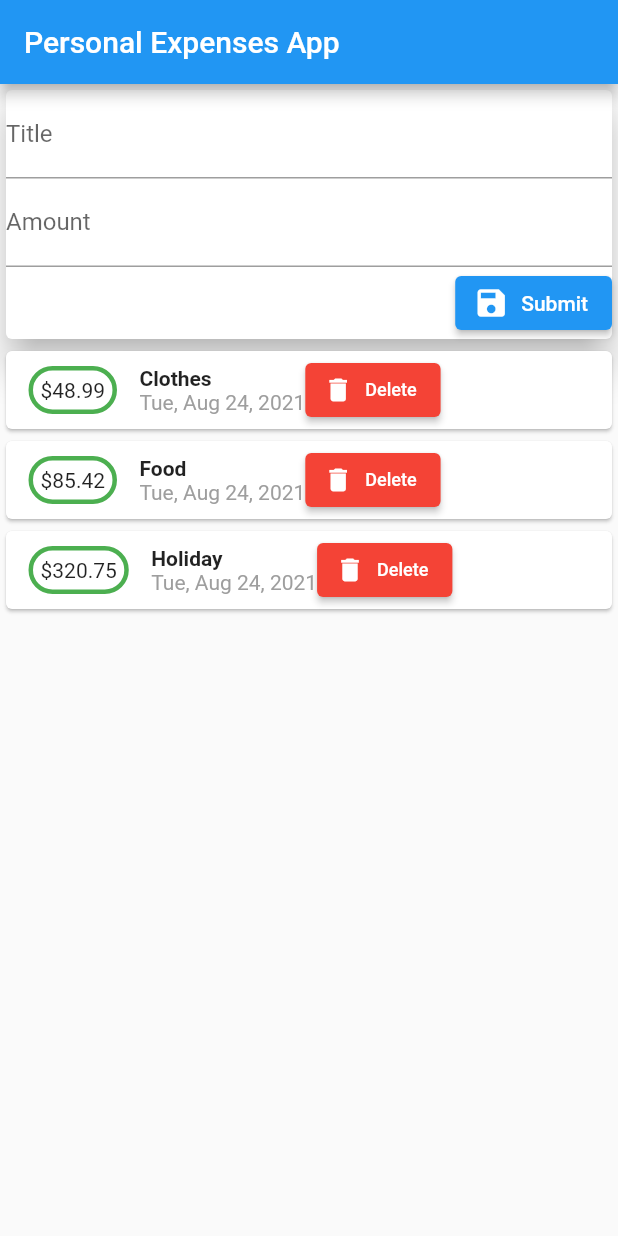
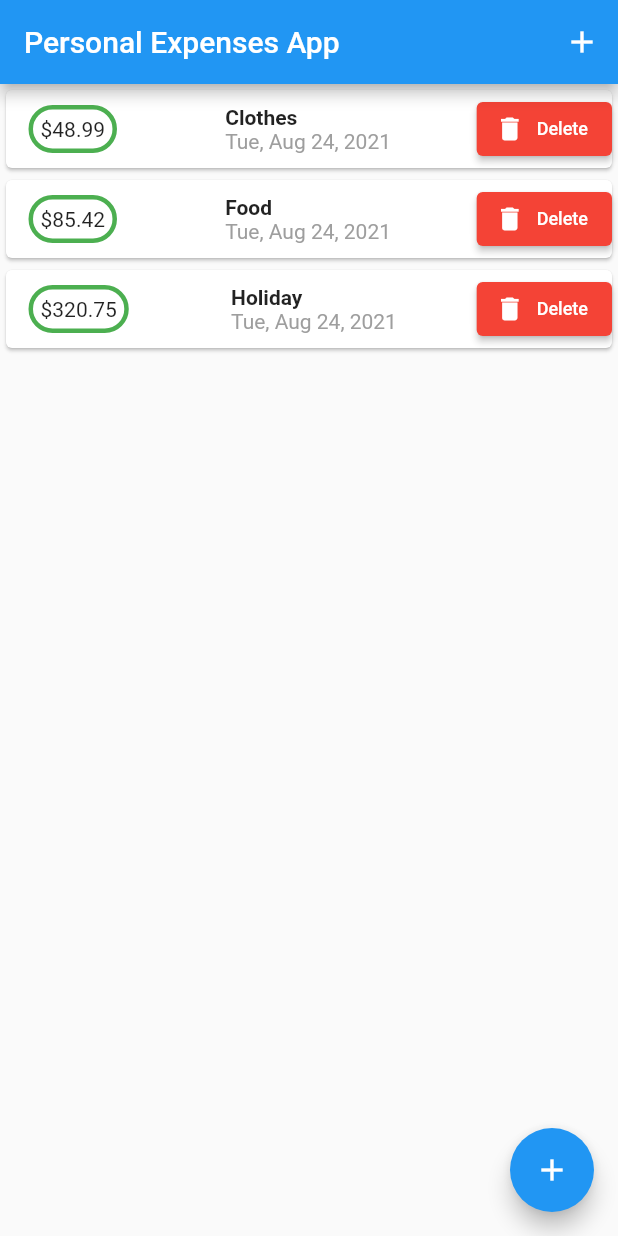
Before and after one commit to ysumut/Personal-Expenses-App, a Flutter app: the screen it shows after launch, on a phone screen of 412 x 824 dp. Run offline on Flutter 3.47's test engine with Material 2 defaults, Android fonts, the phone set to English and light mode, and no system bars.

```diff
--- a/lib/main.dart
+++ b/lib/main.dart
@@ -1,5 +1,8 @@
 import 'package:flutter/material.dart';
+import './models/transaction.dart';
+import './widgets/transaction_form.dart';
 import './widgets/transaction_screen.dart';
+import 'widgets/transaction_list.dart';
 
 void main() {
   runApp(MyApp());
@@ -30,15 +33,58 @@ class MyHomePage extends StatefulWidget {
 }
 
 class _MyHomePageState extends State<MyHomePage> {
+  final List<Transaction> _transactions = [
+    Transaction(id: 1, title: 'Clothes', amount: 48.99),
+    Transaction(id: 2, title: 'Food', amount: 85.42),
+    Transaction(id: 3, title: 'Holiday', amount: 320.75),
+  ];
+
   @override
   Widget build(BuildContext context) {
     return Scaffold(
       appBar: AppBar(
         title: Text(widget.title),
+        actions: [
+          IconButton(
+            icon: Icon(Icons.add),
+            onPressed: () => _openModal(context),
+          ),
+        ],
       ),
       body: SingleChildScrollView(
-        child: TransactionScreen(),
+        child: Column(
+          children: [
+            TransactionList(_transactions, _deleteTx),
+          ],
+        ),
+      ),
+      floatingActionButton: FloatingActionButton(
+        child: Icon(Icons.add),
+        onPressed: () => _openModal(context),
       ),
     );
   }
+
+  void _submitTx(String title, double amount) {
+    setState(() {
+      int id = (_transactions.length == 0) ? 1 : _transactions.last.id + 1;
+
+      _transactions.add(Transaction(id: id, title: title, amount: amount));
+    });
+  }
+
+  void _deleteTx(int id) {
+    setState(() {
+      Transaction t = _transactions.firstWhere((e) => e.id == id);
+      _transactions.remove(t);
+    });
+  }
+
+  void _openModal(BuildContext context) {
+    showModalBottomSheet(
+        context: context,
+        builder: (_) {
+          return new TransactionForm(_submitTx);
+        });
+  }
 }
--- a/lib/widgets/transaction_form.dart
+++ b/lib/widgets/transaction_form.dart
@@ -1,11 +1,17 @@
 import 'package:flutter/material.dart';
 
-class TransactionForm extends StatelessWidget {
+class TransactionForm extends StatefulWidget {
   final Function(String, double) submitTx;
+
+  TransactionForm(this.submitTx);
+
+  @override
+  _TransactionFormState createState() => _TransactionFormState();
+}
+
+class _TransactionFormState extends State<TransactionForm> {
   final titleController = TextEditingController();
   final amountController = TextEditingController();
-
-  TransactionForm(this.submitTx);
 
   @override
   Widget build(BuildContext context) {
@@ -38,11 +44,17 @@ class TransactionForm extends StatelessWidget {
   }
 
   void _saveData() {
-    String title = titleController.text;
-    double amount = double.parse(amountController.text);
+    try {
+      String title = titleController.text.trim();
+      double amount = double.parse(amountController.text.trim());
 
-    if(title.isEmpty || amount <= 0) return;
+      if (title.isEmpty || amount <= 0 || amount > 999999999) return;
 
-    submitTx(title, amount);
+      widget.submitTx(title, amount);
+      Navigator.of(context).pop();
+    }
+    catch(err) {
+      print(err);
+    }
   }
 }
--- a/lib/widgets/transaction_list.dart
+++ b/lib/widgets/transaction_list.dart
@@ -18,27 +18,29 @@ class TransactionList extends StatelessWidget {
           itemBuilder: (ctx, index) {
             return Card(
               child: Row(
+                mainAxisAlignment: MainAxisAlignment.spaceBetween,
                 children: [
                   Container(
-                      margin:
-                          EdgeInsets.symmetric(vertical: 10, horizontal: 15),
+                    margin: EdgeInsets.symmetric(vertical: 10, horizontal: 15),
                     padding: EdgeInsets.all(5),
                     decoration: BoxDecoration(
                         border: Border.all(color: Colors.green, width: 3),
                         borderRadius: BorderRadius.circular(20)),
-                      child: Text('\$' + transactions[index].amount.toStringAsFixed(2)),
+                    child: Text(
+                        '\$' + transactions[index].amount.toStringAsFixed(2)),
                   ),
                   Column(
                     crossAxisAlignment: CrossAxisAlignment.start,
                     children: [
                       Text(transactions[index].title,
                           style: TextStyle(fontWeight: FontWeight.bold)),
-                        Text(DateFormat.yMMMEd().format(transactions[index].dateTime),
+                      Text(
+                          DateFormat.yMMMEd()
+                              .format(transactions[index].dateTime),
                           style: TextStyle(color: Colors.grey)),
                     ],
                   ),
                   Column(
-                      crossAxisAlignment: CrossAxisAlignment.end,
                     children: [
                       ElevatedButton.icon(
                         onPressed: () => deleteTx(transactions[index].id),
@@ -58,7 +60,6 @@ class TransactionList extends StatelessWidget {
               ),
             );
           },
-        )
-    );
+        ));
   }
 }
--- a/lib/widgets/transaction_screen.dart
+++ b/lib/widgets/transaction_screen.dart
@@ -11,36 +11,15 @@ class TransactionScreen extends StatefulWidget {
 }
 
 class _TransactionScreenState extends State<TransactionScreen> {
-  final List<Transaction> _transactions = [
-    Transaction(id: 1, title: 'Clothes', amount: 48.99),
-    Transaction(id: 2, title: 'Food', amount: 85.42),
-    Transaction(id: 3, title: 'Holiday', amount: 320.75),
-  ];
+
 
   @override
   Widget build(BuildContext context) {
     return Column(
       children: [
-        TransactionForm(_submitTx),
-        TransactionList(_transactions, _deleteTx),
+        //TransactionForm(_submitTx),
+        //TransactionList(_transactions, _deleteTx),
       ],
     );
   }
-
-  void _submitTx(String title, double amount) {
-    setState(() {
-      int id = (_transactions.length == 0) ? 1 : _transactions.last.id + 1;
-
-      _transactions.add(
-        Transaction(id: id, title: title, amount: amount)
-      );
-    });
-  }
-
-  void _deleteTx(int id) {
-    setState(() {
-      Transaction t = _transactions.firstWhere((e) => e.id == id);
-      _transactions.remove(t);
-    });
-  }
 }
```
Lines whose indentation alone changed are shown as unchanged.
